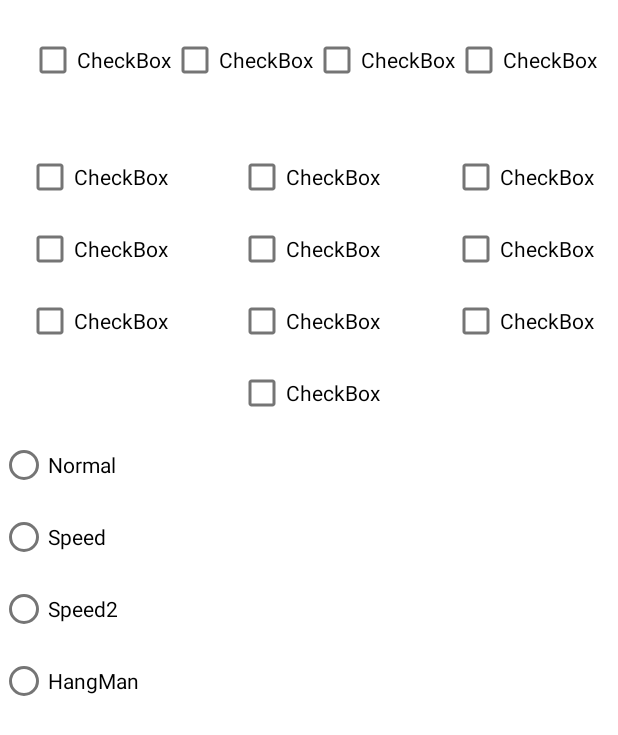
After one commit to ikonix/Einmaleins, an Android app: the SettingsActivity screen opened directly, with no data from a screen before it, on a phone screen of 412 x 824 dp. The commit adds this screen. Shown: the top 735 px of the screen. Run offline under Robolectric (Android 15) with nearby library versions, the phone set to English and light mode, and no system bars.

Commit message:
SettingsActivity added + first design draw

```diff
--- a/app/src/main/AndroidManifest.xml
+++ b/app/src/main/AndroidManifest.xml
@@ -9,7 +9,7 @@
         android:roundIcon="@mipmap/ic_launcher_round"
         android:supportsRtl="true"
         android:theme="@style/Theme.Einmaleins">
-
+        <activity android:name=".SettingsActivity"></activity>
         <activity android:name=".StartActivity">
             <intent-filter>
                 <action android:name="android.intent.action.MAIN" />
@@ -17,11 +17,9 @@
                 <category android:name="android.intent.category.LAUNCHER" />
             </intent-filter>
         </activity>
-
-        <activity android:name=".CalculationActivity"
-            android:label="@string/calculation_activity">
-        </activity>
-
+        <activity
+            android:name=".CalculationActivity"
+            android:label="@string/calculation_activity"></activity>
     </application>
 
 </manifest>
--- /dev/null
+++ b/app/src/main/java/com/hfad/einmaleins/SettingsActivity.java
@@ -0,0 +1,14 @@
+package com.hfad.einmaleins;
+
+import androidx.appcompat.app.AppCompatActivity;
+
+import android.os.Bundle;
+
+public class SettingsActivity extends AppCompatActivity {
+
+    @Override
+    protected void onCreate(Bundle savedInstanceState) {
+        super.onCreate(savedInstanceState);
+        setContentView(R.layout.activity_settings);
+    }
+}
--- /dev/null
+++ b/app/src/main/res/layout/activity_settings.xml
@@ -0,0 +1,194 @@
+<?xml version="1.0" encoding="utf-8"?>
+<androidx.constraintlayout.widget.ConstraintLayout xmlns:android="http://schemas.android.com/apk/res/android"
+    xmlns:app="http://schemas.android.com/apk/res-auto"
+    xmlns:tools="http://schemas.android.com/tools"
+    android:layout_width="match_parent"
+    android:layout_height="match_parent"
+    tools:context=".SettingsActivity">
+
+    <CheckBox
+        android:id="@+id/checkBox13"
+        android:layout_width="wrap_content"
+        android:layout_height="wrap_content"
+        android:layout_marginEnd="16dp"
+        android:text="CheckBox"
+        app:layout_constraintEnd_toEndOf="parent"
+        app:layout_constraintStart_toEndOf="@+id/checkBox12"
+        app:layout_constraintTop_toBottomOf="@+id/checkBox10" />
+
+    <CheckBox
+        android:id="@+id/checkBox"
+        android:layout_width="wrap_content"
+        android:layout_height="wrap_content"
+        android:layout_marginStart="5dp"
+        android:text="CheckBox"
+        app:layout_constraintBaseline_toBaselineOf="@+id/checkBox2"
+        app:layout_constraintEnd_toStartOf="@+id/checkBox2"
+        app:layout_constraintHorizontal_chainStyle="packed"
+        app:layout_constraintStart_toStartOf="parent" />
+
+    <CheckBox
+        android:id="@+id/checkBox2"
+        android:layout_width="wrap_content"
+        android:layout_height="wrap_content"
+        android:layout_marginTop="16dp"
+        android:text="CheckBox"
+        app:layout_constraintEnd_toStartOf="@+id/checkBox3"
+        app:layout_constraintStart_toEndOf="@+id/checkBox"
+        app:layout_constraintTop_toTopOf="parent" />
+
+    <CheckBox
+        android:id="@+id/checkBox3"
+        android:layout_width="wrap_content"
+        android:layout_height="wrap_content"
+        android:text="CheckBox"
+        app:layout_constraintEnd_toStartOf="@+id/checkBox4"
+        app:layout_constraintStart_toEndOf="@+id/checkBox2"
+        app:layout_constraintTop_toTopOf="@+id/checkBox2" />
+
+    <CheckBox
+        android:id="@+id/checkBox4"
+        android:layout_width="wrap_content"
+        android:layout_height="wrap_content"
+        android:text="CheckBox"
+        app:layout_constraintBaseline_toBaselineOf="@+id/checkBox3"
+        app:layout_constraintEnd_toEndOf="parent"
+        app:layout_constraintStart_toEndOf="@+id/checkBox3" />
+
+    <CheckBox
+        android:id="@+id/checkBox5"
+        android:layout_width="wrap_content"
+        android:layout_height="wrap_content"
+        android:layout_marginStart="17dp"
+        android:layout_marginTop="30dp"
+        android:text="CheckBox"
+        app:layout_constraintEnd_toStartOf="@+id/checkBox6"
+        app:layout_constraintHorizontal_chainStyle="spread_inside"
+        app:layout_constraintStart_toStartOf="parent"
+        app:layout_constraintTop_toBottomOf="@+id/checkBox" />
+
+    <CheckBox
+        android:id="@+id/checkBox12"
+        android:layout_width="wrap_content"
+        android:layout_height="wrap_content"
+        android:layout_marginEnd="2dp"
+        android:text="CheckBox"
+        app:layout_constraintEnd_toStartOf="@+id/checkBox13"
+        app:layout_constraintStart_toEndOf="@+id/checkBox11"
+        app:layout_constraintTop_toBottomOf="@+id/checkBox9" />
+
+    <CheckBox
+        android:id="@+id/checkBox9"
+        android:layout_width="wrap_content"
+        android:layout_height="wrap_content"
+        android:layout_marginEnd="2dp"
+        android:text="CheckBox"
+        app:layout_constraintEnd_toStartOf="@+id/checkBox10"
+        app:layout_constraintStart_toEndOf="@+id/checkBox8"
+        app:layout_constraintTop_toBottomOf="@+id/checkBox6" />
+
+    <CheckBox
+        android:id="@+id/checkBox6"
+        android:layout_width="wrap_content"
+        android:layout_height="wrap_content"
+        android:layout_marginTop="30dp"
+        android:layout_marginEnd="2dp"
+        android:text="CheckBox"
+        app:layout_constraintEnd_toStartOf="@+id/checkBox7"
+        app:layout_constraintStart_toEndOf="@+id/checkBox5"
+        app:layout_constraintTop_toBottomOf="@+id/checkBox2" />
+
+    <CheckBox
+        android:id="@+id/checkBox14"
+        android:layout_width="wrap_content"
+        android:layout_height="wrap_content"
+        android:text="CheckBox"
+        app:layout_constraintStart_toStartOf="@+id/checkBox12"
+        app:layout_constraintTop_toBottomOf="@+id/checkBox12" />
+
+    <CheckBox
+        android:id="@+id/checkBox7"
+        android:layout_width="wrap_content"
+        android:layout_height="wrap_content"
+        android:layout_marginTop="30dp"
+        android:layout_marginEnd="16dp"
+        android:text="CheckBox"
+        app:layout_constraintEnd_toEndOf="parent"
+        app:layout_constraintStart_toEndOf="@+id/checkBox6"
+        app:layout_constraintTop_toBottomOf="@+id/checkBox4" />
+
+    <CheckBox
+        android:id="@+id/checkBox8"
+        android:layout_width="wrap_content"
+        android:layout_height="wrap_content"
+        android:layout_marginStart="17dp"
+        android:text="CheckBox"
+        app:layout_constraintEnd_toStartOf="@+id/checkBox9"
+        app:layout_constraintHorizontal_chainStyle="spread_inside"
+        app:layout_constraintStart_toStartOf="parent"
+        app:layout_constraintTop_toBottomOf="@+id/checkBox5" />
+
+    <CheckBox
+        android:id="@+id/checkBox10"
+        android:layout_width="wrap_content"
+        android:layout_height="wrap_content"
+        android:layout_marginEnd="16dp"
+        android:text="CheckBox"
+        app:layout_constraintEnd_toEndOf="parent"
+        app:layout_constraintStart_toEndOf="@+id/checkBox9"
+        app:layout_constraintTop_toBottomOf="@+id/checkBox7" />
+
+    <CheckBox
+        android:id="@+id/checkBox11"
+        android:layout_width="wrap_content"
+        android:layout_height="wrap_content"
+        android:layout_marginStart="17dp"
+        android:text="CheckBox"
+        app:layout_constraintEnd_toStartOf="@+id/checkBox12"
+        app:layout_constraintHorizontal_chainStyle="spread_inside"
+        app:layout_constraintStart_toStartOf="parent"
+        app:layout_constraintTop_toBottomOf="@+id/checkBox8" />
+
+    <RadioGroup
+        android:id="@+id/radioGroup"
+        android:layout_width="0dp"
+        android:layout_height="wrap_content"
+        app:layout_constraintEnd_toEndOf="parent"
+        app:layout_constraintStart_toStartOf="parent"
+        app:layout_constraintTop_toBottomOf="@+id/checkBox14">
+
+        <RadioButton
+            android:id="@+id/radioButton"
+            android:layout_width="wrap_content"
+            android:layout_height="wrap_content"
+            android:text="Normal"
+            tools:layout_editor_absoluteX="97dp"
+            tools:layout_editor_absoluteY="312dp" />
+
+        <RadioButton
+            android:id="@+id/radioButton4"
+            android:layout_width="wrap_content"
+            android:layout_height="wrap_content"
+            android:text="Speed"
+            tools:layout_editor_absoluteX="208dp"
+            tools:layout_editor_absoluteY="360dp" />
+
+        <RadioButton
+            android:id="@+id/radioButton2"
+            android:layout_width="wrap_content"
+            android:layout_height="wrap_content"
+            android:text="Speed2"
+            tools:layout_editor_absoluteX="208dp"
+            tools:layout_editor_absoluteY="312dp" />
+
+        <RadioButton
+            android:id="@+id/radioButton3"
+            android:layout_width="wrap_content"
+            android:layout_height="wrap_content"
+            android:text="HangMan"
+            tools:layout_editor_absoluteX="97dp"
+            tools:layout_editor_absoluteY="360dp" />
+
+    </RadioGroup>
+
+</androidx.constraintlayout.widget.ConstraintLayout>
--- a/app/src/main/res/values/strings.xml
+++ b/app/src/main/res/values/strings.xml
@@ -24,9 +24,10 @@
         <item>:</item>
     </string-array>
 
-    <string name="menu">Menü</string>
+    <string name="settings">Einstellungen</string>
     <string name="share">Teilen</string>
     <string name="settings_activity">Einstellungen</string>
     <string name="calculation_activity">Rechnen</string>
+    <string name="arithmetic_operation">Rechenart</string>
 
 </resources>
```
